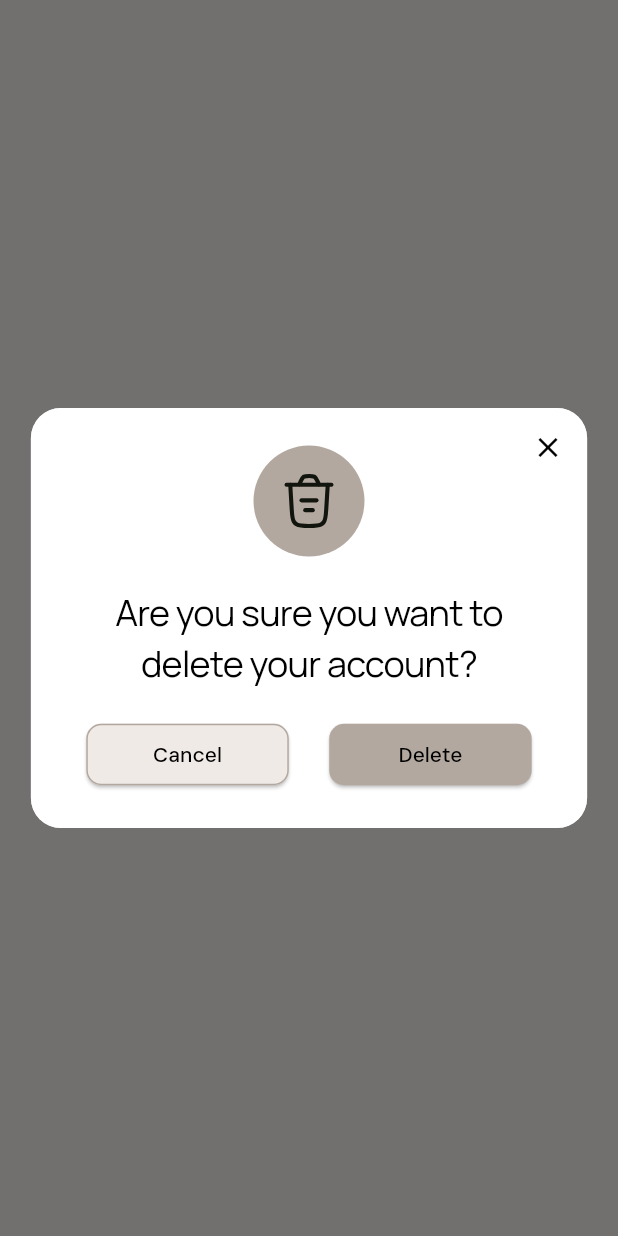
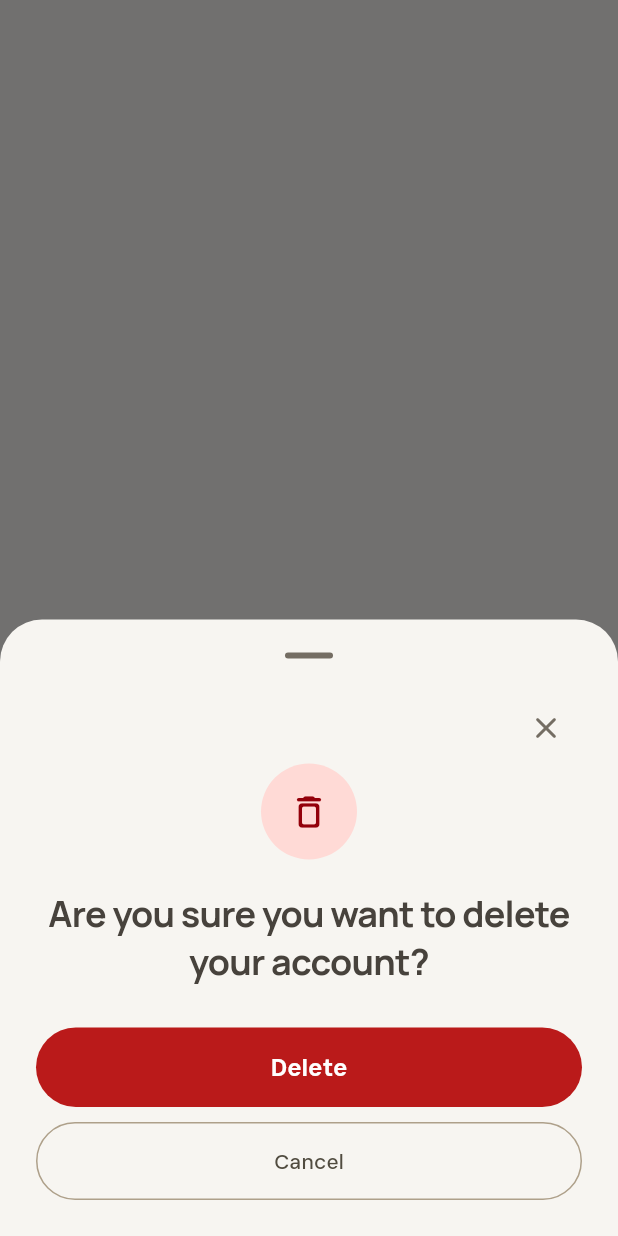
Before and after one commit to inteszel143/AnchorIntoPresence-frontend, a Flutter app: what showDeleteConfirmationDialog() shows on an empty page, opened directly, on a phone screen of 412 x 824 dp. Run offline on Flutter 3.47's test engine with Material 3 defaults, Android fonts, the light colour scheme and no system bars; our stand-ins replace app_links, auto_size_text, bloc, connectivity_plus, equatable, firebase_auth and 18 more; missing offline and left inert: adaptive_platform_ui, android_intent_plus, in_app_purchase_android, in_app_purchase_storekit; accounts and stored records are empty; network calls fail; project files that could hold a hidden picture were left out.

```diff
--- a/lib/common/deleteconfirmation_dialog.dart
+++ b/lib/common/deleteconfirmation_dialog.dart
@@ -1,101 +1,58 @@
 import 'package:flutter/material.dart';
 import 'package:flutter_bloc/flutter_bloc.dart';
-import 'package:flutter_svg/flutter_svg.dart';
-import 'package:mindfully_evolve_app/utils/color_constants.dart';
 
 import '../screens/signin/deleteaccount_bloc/delete_account_bloc.dart';
 import '../screens/signin/deleteaccount_bloc/delete_account_event.dart';
 import '../screens/signin/signin_screen.dart';
-import '../utils/fonts.dart';
-import '../utils/image_constants.dart';
 import '../utils/string_constants.dart';
 
 Future<void> showDeleteConfirmationDialog(BuildContext context) async {
-  return showDialog<void>(
+  return showModalBottomSheet<void>(
     context: context,
-    barrierDismissible: false,
-    builder: (BuildContext context) {
-      return Center(
-        child: UnconstrainedBox(
-          constrainedAxis: Axis.horizontal,
-          child: SizedBox(
-            width: MediaQuery.of(context).size.width * 0.9,
-            child: Dialog(
-              insetPadding: EdgeInsets.zero,
-              backgroundColor: ColorCodes.whiteNewReplacement,
-              shape: RoundedRectangleBorder(
-                borderRadius: BorderRadius.circular(20),
+    isScrollControlled: true,
+    useSafeArea: true,
+    showDragHandle: true,
+    backgroundColor: Theme.of(context).colorScheme.surface,
+    constraints: const BoxConstraints(maxWidth: 600),
+    shape: const RoundedRectangleBorder(
+      borderRadius: BorderRadius.vertical(top: Radius.circular(28)),
     ),
-              child: Stack(
-                clipBehavior: Clip.none,
-                children: [
-                  Container(
-                    padding: const EdgeInsets.fromLTRB(10, 25, 10, 25),
-                    decoration: BoxDecoration(
-                      color: Colors.white,
-                      borderRadius: BorderRadius.circular(20),
-                    ),
+    builder: (sheetContext) {
+      final colors = Theme.of(sheetContext).colorScheme;
+      return SafeArea(
+        top: false,
+        child: SingleChildScrollView(
+          padding: const EdgeInsets.fromLTRB(24, 0, 24, 24),
           child: Column(
             mainAxisSize: MainAxisSize.min,
+            crossAxisAlignment: CrossAxisAlignment.stretch,
             children: [
-                        Container(
-                          width: 74,
-                          height: 74,
-                          padding: EdgeInsets.all(17),
-                          decoration: BoxDecoration(
-                            shape: BoxShape.circle,
-                            color: ColorCodes.buttoncolor,
-                          ),
-                          child: ClipOval(
-                            child: SvgPicture.asset(
-                              ImageConstants.svgDeleteIcon,
+              Align(
+                alignment: Alignment.centerRight,
+                child: IconButton(
+                  tooltip: 'Close',
+                  onPressed: () => Navigator.pop(sheetContext),
+                  icon: const Icon(Icons.close_rounded),
                 ),
               ),
-                        ),
-                        SizedBox(height: 20),
-                        Padding(
-                          padding: const EdgeInsets.symmetric(horizontal: 15),
-                          child: Center(
-                            child: Text(
-                              Strings.areYouSureForDeleteAccount,
-                              style: TextStyle(
-                                fontSize: 24,
-                                fontWeight: FontWeight.w400,
-                                letterSpacing: Fonts.headingLetterSpacing,
-                                fontFamily: Fonts.heading,
-                                color: ColorCodes.confirmationtextcolor,
-                              ),
-                              textAlign: TextAlign.center,
+              Center(
+                child: CircleAvatar(
+                  radius: 32,
+                  backgroundColor: colors.errorContainer,
+                  child: Icon(Icons.delete_outline_rounded,
+                      size: 28, color: colors.onErrorContainer),
                 ),
               ),
-                        ),
-                        SizedBox(height: 20),
-                        Row(
-                          mainAxisAlignment: MainAxisAlignment.spaceEvenly,
-                          children: [
-                            ElevatedButton(
-                              onPressed: () {
-                                Navigator.of(context).pop();
-                              },
-                              style: ElevatedButton.styleFrom(
-                                fixedSize: Size(135, 41),
-                                side: BorderSide(color: ColorCodes.buttoncolor),
-                                backgroundColor: ColorCodes.whitecolor,
-                                shape: RoundedRectangleBorder(
-                                  borderRadius: BorderRadius.circular(10),
+              const SizedBox(height: 20),
+              Text(
+                Strings.areYouSureForDeleteAccount,
+                textAlign: TextAlign.center,
+                style: Theme.of(sheetContext).textTheme.headlineSmall?.copyWith(
+                      fontWeight: FontWeight.w700,
                     ),
               ),
-                              child: Text(
-                                Strings.cancel,
-                                style: TextStyle(
-                                  fontSize: 14,
-                                  fontWeight: FontWeight.w500,
-                                  fontFamily: Fonts.body,
-                                  color: ColorCodes.canceltextcolor,
-                                ),
-                              ),
-                            ),
-                            ElevatedButton(
+              const SizedBox(height: 28),
+              FilledButton(
                 onPressed: () {
                   context
                       .read<AccountDeletionBloc>()
@@ -103,50 +60,28 @@ Future<void> showDeleteConfirmationDialog(BuildContext context) async {
 
                   Navigator.pushAndRemoveUntil(
                     context,
-                                  MaterialPageRoute(
-                                      builder: (context) => SigninScreen()),
+                    MaterialPageRoute(builder: (context) => SigninScreen()),
                     (Route<dynamic> route) => false,
                   );
                 },
-                              style: ElevatedButton.styleFrom(
-                                fixedSize: Size(135, 41),
-                                backgroundColor: ColorCodes.buttoncolor,
-                                shape: RoundedRectangleBorder(
-                                  borderRadius: BorderRadius.circular(10),
+                style: FilledButton.styleFrom(
+                  backgroundColor: colors.error,
+                  foregroundColor: colors.onError,
+                  padding:
+                      const EdgeInsets.symmetric(horizontal: 20, vertical: 16),
                 ),
+                child: const Text(Strings.delete),
               ),
-                              child: Text(
-                                Strings.delete,
-                                style: TextStyle(
-                                  fontSize: 14,
-                                  fontWeight: FontWeight.w500,
-                                  fontFamily: Fonts.body,
-                                  color: ColorCodes.blackcolor,
+              const SizedBox(height: 10),
+              OutlinedButton(
+                onPressed: () => Navigator.pop(sheetContext),
+                style: OutlinedButton.styleFrom(
+                  padding:
+                      const EdgeInsets.symmetric(horizontal: 20, vertical: 16),
                 ),
-                              ),
+                child: const Text(Strings.cancel),
               ),
             ],
-                        ),
-                      ],
-                    ),
-                  ),
-                  Positioned(
-                    top: 15,
-                    right: 15,
-                    child: GestureDetector(
-                      onTap: () {
-                        Navigator.of(context).pop();
-                      },
-                      child: Icon(
-                        Icons.close,
-                        color: ColorCodes.blackcolor,
-                        size: 22,
-                      ),
-                    ),
-                  ),
-                ],
-              ),
-            ),
           ),
         ),
       );
--- a/lib/common/logoutconfirmation_dialog.dart
+++ b/lib/common/logoutconfirmation_dialog.dart
@@ -2,7 +2,7 @@ import 'package:flutter/material.dart';
 
 import '../screens/signin/signin_screen.dart';
 import '../utils/string_constants.dart';
-import 'local_storage.dart';
+import 'logout_session.dart';
 
 Future<void> showLogoutConfirmationDialog(BuildContext context) async {
   await showModalBottomSheet<void>(
@@ -39,7 +39,7 @@ class _LogoutSheetState extends State<_LogoutSheet> {
     });
     try {
       await WidgetsBinding.instance.endOfFrame;
-      await LocalStorage.deleteToken();
+      await logoutSession();
       if (!navigator.mounted) return;
       navigator.pushAndRemoveUntil(
         MaterialPageRoute(builder: (_) => const SigninScreen()),
--- a/lib/utils/urls.dart
+++ b/lib/utils/urls.dart
@@ -1,4 +1,5 @@
 class Urls {
+  static const String logout = '$baseUrl/api/auth/logout';
   static const String baseUrl = 'https://admin.anchorintopresence.net';
   static const String baseUrlimages = 'https://d1ckq51qwp5orx.cloudfront.net';
   static const String postActivity = '$baseUrl/api/users/activities/';
--- a/pubspec.yaml
+++ b/pubspec.yaml
@@ -28,6 +28,7 @@ environment:
 # the latest version available on pub.dev. To see which dependencies have newer
 # versions available, run `flutter pub outdated`.
 dependencies:
+  http: ^1.4.0
   flutter:
     sdk: flutter
 
```
Also changed, not shown: lib/common/logout_session.dart (added, +34 -0 lines), lib/common/main_screen.dart (+19 -33 lines), lib/common/widgets/app_tab_bar.dart (added, +92 -0 lines), lib/screens/meditate/meditate_screen.dart (added, +231 -0 lines), lib/screens/profile/profile_screen.dart (+15 -2 lines), lib/screens/signin/signin_bloc/signin_bloc.dart (+4 -7 lines), lib/utils/fcm_service.dart (+35 -12 lines), pubspec.lock, 6 other files. Lines whose indentation alone changed are shown as unchanged.
